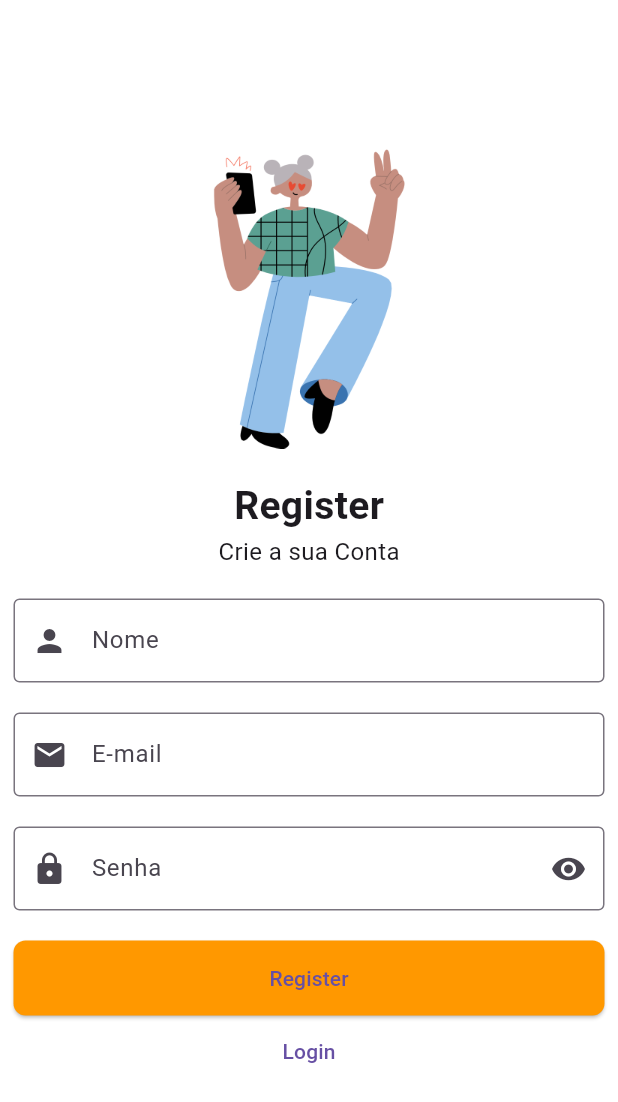
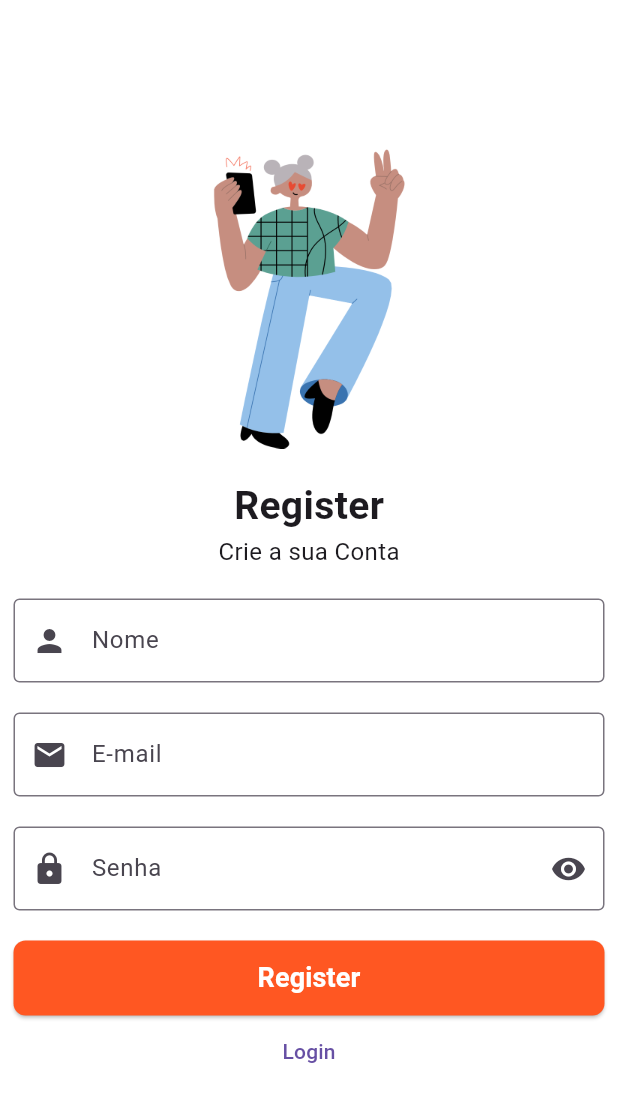
Before and after one commit to vctrsoares/Projeto_titan, a Flutter app: the SignUpPage screen opened by its route, on a phone screen of 412 x 824 dp. Shown: the top 1102 px of the screen. Run offline on Flutter 3.47's test engine with Material 3 defaults, Android fonts, the phone set to English and light mode, and no system bars.

```diff
--- a/projeto_final_TITAN/lib/screens/home_screen.dart
+++ b/projeto_final_TITAN/lib/screens/home_screen.dart
@@ -49,7 +49,7 @@ class _HomePageState extends State<HomePage> {
           ),
         ],
         currentIndex: _selectedIndex,
-        selectedItemColor: Colors.amber[800],
+        selectedItemColor: Colors.deepOrange,
         onTap: _onItemTapped,
       ),
     );
--- a/projeto_final_TITAN/lib/screens/profile_screen.dart
+++ b/projeto_final_TITAN/lib/screens/profile_screen.dart
@@ -1,6 +1,7 @@
 import 'package:flutter/material.dart';
 import 'your_courses_screen.dart';
 import '../widgets/bordered_elevated_button.dart';
+import 'login_screen.dart';
 
 class ProfilePage extends StatelessWidget {
   const ProfilePage({Key? key}) : super(key: key);
@@ -66,7 +67,10 @@ class ProfilePage extends StatelessWidget {
               const SizedBox(height: 20),
               TextButton(
                 onPressed: () {
-                  // Sair do aplicativo
+                  Navigator.pushReplacement(
+                    context,
+                    MaterialPageRoute(builder: (context) => LoginPage()),
+                  );
                 },
                 child: const Text(
                   'Sair do aplicativo',
--- a/projeto_final_TITAN/lib/screens/signup_screen.dart
+++ b/projeto_final_TITAN/lib/screens/signup_screen.dart
@@ -78,13 +78,19 @@ class _SignUpPageState extends State<SignUpPage> {
                     Navigator.pushReplacementNamed(context, '/home');
                   },
                   style: ElevatedButton.styleFrom(
-                    backgroundColor: Colors.orange,
+                    backgroundColor: Colors.deepOrange,
                     minimumSize: const Size(double.infinity, 50),
                     shape: RoundedRectangleBorder(
                       borderRadius: BorderRadius.circular(8),
                     ),
                   ),
-                  child: const Text('Register'),
+                  child: const Text(
+                    'Register',
+                    style: TextStyle(
+                        fontSize: 18,
+                        color: Colors.white,
+                        fontWeight: FontWeight.bold),
+                  ),
                 ),
                 TextButton(
                   onPressed: () {
--- a/projeto_final_TITAN/lib/screens/welcome_screen.dart
+++ b/projeto_final_TITAN/lib/screens/welcome_screen.dart
@@ -91,7 +91,7 @@ class _WelcomePageState extends State<WelcomePage> {
                 });
               },
               style: ElevatedButton.styleFrom(
-                backgroundColor: Color(0xFFE3562A),
+                backgroundColor: Colors.deepOrange,
                 minimumSize: const Size(double.infinity, 50),
                 shape: RoundedRectangleBorder(
                   borderRadius: BorderRadius.circular(8),
```
Also changed, not shown: projeto_final_TITAN/lib/screens/login_screen.dart (+26 -2 lines).
